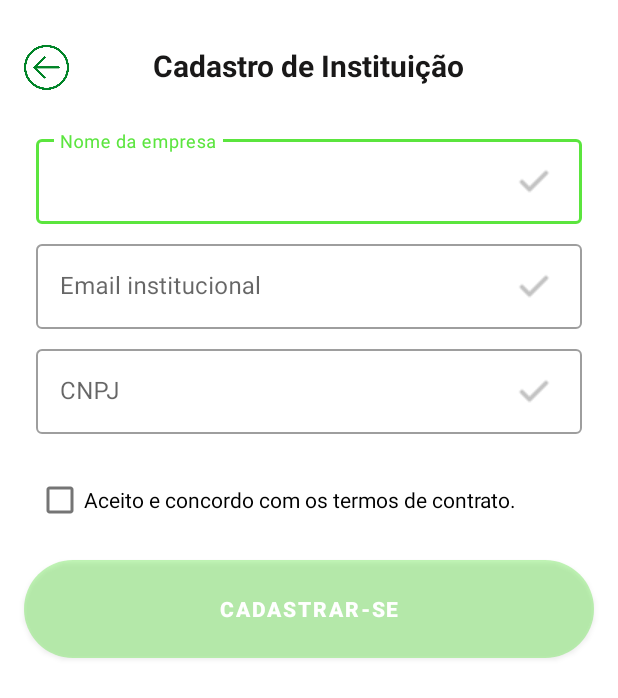
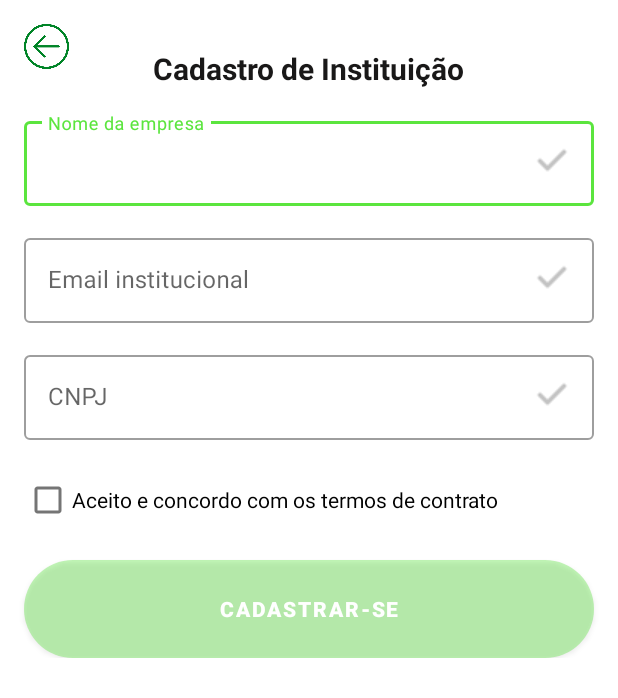
Before and after one commit to Busco-Interdisciplinar/Proj_Mobile, an Android app: the CadastroInstituicao screen opened directly, with no data from a screen before it, on a phone screen of 412 x 824 dp. Shown: the top 698 px of the screen. Run offline under Robolectric (Android 15) with nearby library versions, the phone set to English and light mode, and no system bars.

Commit message:
feat: alterando responsividade e adicionando loadpage

```diff
--- a/app/src/main/java/com/example/busco/Cadastros/Cadastro_Fornecedor/CadastroFornecedor.java
+++ b/app/src/main/java/com/example/busco/Cadastros/Cadastro_Fornecedor/CadastroFornecedor.java
@@ -197,8 +197,7 @@
     }
 
     public void voltar(View view) {
-        Intent intent = new Intent(this, perfil_fragment.class);
-        startActivity(intent);
+        finish();
     }
 
     public void cadastrar(View view) {
--- a/app/src/main/java/com/example/busco/Cadastros/Cadastro_Instituicao/CadastroInstituicao.java
+++ b/app/src/main/java/com/example/busco/Cadastros/Cadastro_Instituicao/CadastroInstituicao.java
@@ -242,8 +242,7 @@
     }
 
     public void voltar(View view) {
-        Intent intent = new Intent(this, perfil_fragment.class);
-        startActivity(intent);
+        finish();
     }
 
     interface TextValidator {
--- a/app/src/main/java/com/example/busco/Fragments/inflate.java
+++ b/app/src/main/java/com/example/busco/Fragments/inflate.java
@@ -20,6 +20,10 @@
             setContentView(R.layout.bottom_navigation);
 
             navigationManager = new NavigationManager(getSupportFragmentManager());
+
+            getSupportFragmentManager().beginTransaction()
+                    .replace(R.id.fragment_container, new principal_fragment())
+                    .commit();
 
             BottomNavigationView bottomNavigationView = findViewById(R.id.bottom_navigation);
             bottomNavigationView.setOnNavigationItemSelectedListener(new BottomNavigationView.OnNavigationItemSelectedListener() {
--- a/app/src/main/java/com/example/busco/Fragments/perfil_fragment.java
+++ b/app/src/main/java/com/example/busco/Fragments/perfil_fragment.java
@@ -35,8 +35,10 @@
     import com.example.busco.Api.Models.Usuarios;
     import com.example.busco.Cadastros.Cadastro_Fornecedor.CadastroFornecedor;
     import com.example.busco.Cadastros.Cadastro_Instituicao.CadastroInstituicao;
+    import com.example.busco.Cadastros.Cadastro_Usuario.Cadastro;
     import com.example.busco.Doacao.Doacao;
     import com.example.busco.Localizacao;
+    import com.example.busco.MainActivity;
     import com.example.busco.R;
     import com.example.busco.SobreNos;
     import com.example.busco.Usuario;
@@ -210,6 +212,8 @@
             builder.setPositiveButton("Sim", new DialogInterface.OnClickListener() {
                 @Override
                 public void onClick(DialogInterface dialog, int which) {
+                    Intent intent = new Intent(requireContext(), MainActivity.class);
+                    startActivity(intent);
                     getActivity().finish();
                 }
             });
--- a/app/src/main/java/com/example/busco/Fragments/produtos_fragment.java
+++ b/app/src/main/java/com/example/busco/Fragments/produtos_fragment.java
@@ -56,6 +56,9 @@
         searchEditText = view.findViewById(R.id.searchEditText);
         naoExiste = view.findViewById(R.id.noProductTextView);
 
+        View loadingProgressBar = view.findViewById(R.id.loadingProgressBar);
+        loadingProgressBar.setVisibility(View.VISIBLE);
+
         ApiService.getInstance().listarProdutos().enqueue(new Callback<ApiResponse>() {
             @Override
             public void onResponse(@NonNull Call<ApiResponse> call, @NonNull Response<ApiResponse> response) {
@@ -92,6 +95,7 @@
 
                         produtos.sort(Comparator.comparing(Produto::getNome));
                         produtoAdapter = new ProdutoAdapter(getActivity(), produtos);
+                        loadingProgressBar.setVisibility(View.GONE);
                         listView.setAdapter(produtoAdapter);
                     }
                 }
--- a/app/src/main/java/com/example/busco/Localizacao.java
+++ b/app/src/main/java/com/example/busco/Localizacao.java
@@ -27,8 +27,7 @@
         getSupportFragmentManager().beginTransaction().replace(R.id.map,fragment).commit();
     }
 
-    public void voltarTelaLogin(View view) {
-        Intent intent = new Intent(this, perfil_fragment.class);
-        startActivity(intent);
+    public void fecharTela(View view) {
+        finish();
     }
 }
--- a/app/src/main/java/com/example/busco/SobreNos.java
+++ b/app/src/main/java/com/example/busco/SobreNos.java
@@ -32,7 +32,7 @@
 
         barra.setVisibility(View.INVISIBLE);
 
-        String url = "www.google.com.br";
+        String url = "https://landpage-w1bj.onrender.com";
         if (isNetworkAvailable()) {
             webView.setWebViewClient(new WebViewClient() {
                 @Override
@@ -78,7 +78,6 @@
     }
 
     public void voltar(View view) {
-        Intent intent = new Intent(this, perfil_fragment.class);
-        startActivity(intent);
+        finish();
     }
 }
--- a/app/src/main/res/layout/activity_cadastro_fornecedor.xml
+++ b/app/src/main/res/layout/activity_cadastro_fornecedor.xml
@@ -78,7 +78,9 @@
         <Spinner
             android:id="@+id/spinnerCategoria"
             android:layout_width="match_parent"
-            android:layout_height="wrap_content" />
+            android:layout_height="wrap_content"
+            android:background="@drawable/spiner_border"
+            />
     </com.google.android.material.textfield.TextInputLayout>
 
     <CheckBox
--- a/app/src/main/res/layout/activity_cadastro_instituicao.xml
+++ b/app/src/main/res/layout/activity_cadastro_instituicao.xml
@@ -1,10 +1,15 @@
 <?xml version="1.0" encoding="utf-8"?>
-<androidx.constraintlayout.widget.ConstraintLayout xmlns:android="http://schemas.android.com/apk/res/android"
+<ScrollView
+    xmlns:android="http://schemas.android.com/apk/res/android"
     xmlns:app="http://schemas.android.com/apk/res-auto"
     xmlns:tools="http://schemas.android.com/tools"
     android:layout_width="match_parent"
     android:layout_height="match_parent"
     tools:context=".Cadastros.Cadastro_Instituicao.CadastroInstituicao">
+
+    <androidx.constraintlayout.widget.ConstraintLayout
+        android:layout_width="match_parent"
+        android:layout_height="wrap_content">
 
         <ImageView
             android:onClick="voltar"
@@ -15,7 +20,7 @@
             app:layout_constraintStart_toStartOf="parent"
             app:layout_constraintTop_toTopOf="parent"
             android:layout_marginStart="16dp"
-        android:layout_marginTop="30dp" />
+            android:layout_marginTop="16dp" />
 
         <TextView
             android:id="@+id/tituloCadastro_Senha"
@@ -31,16 +36,16 @@
             app:layout_constraintEnd_toEndOf="parent"
             android:layout_marginStart="16dp"
             android:layout_marginEnd="16dp"
-        android:layout_marginTop="30dp"/>
+            android:layout_marginTop="32dp"/>
 
         <com.google.android.material.textfield.TextInputLayout
             android:id="@+id/textInputLayoutNomeEmpresa"
             style="@style/Widget.MaterialComponents.TextInputLayout.OutlinedBox"
             android:layout_width="0dp"
             android:layout_height="wrap_content"
-        android:layout_marginStart="24dp"
-        android:layout_marginTop="30dp"
-        android:layout_marginEnd="24dp"
+            android:layout_marginStart="16dp"
+            android:layout_marginTop="16dp"
+            android:layout_marginEnd="16dp"
             app:layout_constraintEnd_toEndOf="parent"
             app:layout_constraintStart_toStartOf="parent"
             app:layout_constraintTop_toBottomOf="@+id/tituloCadastro_Senha">
@@ -51,94 +56,94 @@
                 android:layout_height="wrap_content"
                 android:hint="Nome da empresa"
                 android:inputType="text" />
+        </com.google.android.material.textfield.TextInputLayout>
 
         <ImageView
             android:id="@+id/checkIconNome"
             android:layout_width="wrap_content"
             android:layout_height="wrap_content"
-            android:layout_marginLeft="320dp"
-            android:layout_marginTop="-40dp"
-            android:src="@drawable/check_cinza" />
-
-    </com.google.android.material.textfield.TextInputLayout>
+            android:layout_marginEnd="16dp"
+            android:layout_marginTop="20dp"
+            android:src="@drawable/check_cinza"
+            app:layout_constraintEnd_toEndOf="@id/textInputLayoutNomeEmpresa"
+            app:layout_constraintTop_toTopOf="@id/textInputLayoutNomeEmpresa" />
 
         <com.google.android.material.textfield.TextInputLayout
             android:id="@+id/textInputLayoutEmail"
             style="@style/Widget.MaterialComponents.TextInputLayout.OutlinedBox"
             android:layout_width="0dp"
             android:layout_height="wrap_content"
-        android:layout_marginTop="8dp"
-        android:layout_marginStart="24dp"
-        android:layout_marginEnd="24dp"
-        app:layout_constraintTop_toBottomOf="@+id/textInputLayoutNomeEmpresa"
+            android:layout_marginStart="16dp"
+            android:layout_marginTop="16dp"
+            android:layout_marginEnd="16dp"
+            app:layout_constraintEnd_toEndOf="parent"
             app:layout_constraintStart_toStartOf="parent"
-        app:layout_constraintEnd_toEndOf="parent">
+            app:layout_constraintTop_toBottomOf="@+id/textInputLayoutNomeEmpresa">
 
             <EditText
                 android:id="@+id/editTextTextEmailAddress"
                 android:layout_width="match_parent"
                 android:layout_height="wrap_content"
                 android:hint="Email institucional"
-            android:inputType="textEmailAddress"
-            />
+                android:inputType="textEmailAddress" />
+        </com.google.android.material.textfield.TextInputLayout>
 
         <ImageView
             android:id="@+id/checkIconEmail"
             android:layout_width="wrap_content"
             android:layout_height="wrap_content"
-            android:layout_marginLeft="320dp"
-            android:layout_marginTop="-40dp"
-            android:src="@drawable/check_cinza" />
-
-    </com.google.android.material.textfield.TextInputLayout>
+            android:layout_marginEnd="16dp"
+            android:layout_marginTop="20dp"
+            android:src="@drawable/check_cinza"
+            app:layout_constraintEnd_toEndOf="@id/textInputLayoutEmail"
+            app:layout_constraintTop_toTopOf="@id/textInputLayoutEmail" />
 
         <com.google.android.material.textfield.TextInputLayout
             android:id="@+id/textInputLayoutCNPJ"
             style="@style/Widget.MaterialComponents.TextInputLayout.OutlinedBox"
             android:layout_width="0dp"
             android:layout_height="wrap_content"
-        android:layout_marginTop="8dp"
-        android:layout_marginStart="24dp"
-        android:layout_marginEnd="24dp"
-        app:layout_constraintTop_toBottomOf="@+id/textInputLayoutEmail"
+            android:layout_marginStart="16dp"
+            android:layout_marginTop="16dp"
+            android:layout_marginEnd="16dp"
+            app:layout_constraintEnd_toEndOf="parent"
             app:layout_constraintStart_toStartOf="parent"
-        app:layout_constraintEnd_toEndOf="parent">
+            app:layout_constraintTop_toBottomOf="@+id/textInputLayoutEmail">
 
             <EditText
                 android:id="@+id/editTextCNPJ"
                 android:layout_width="match_parent"
                 android:layout_height="wrap_content"
                 android:hint="CNPJ"
-            android:inputType="text"
-            />
+                android:inputType="text" />
+        </com.google.android.material.textfield.TextInputLayout>
 
         <ImageView
             android:id="@+id/checkIconCNPJ"
             android:layout_width="wrap_content"
             android:layout_height="wrap_content"
-            android:layout_marginLeft="320dp"
-            android:layout_marginTop="-40dp"
-            android:src="@drawable/check_cinza" />
-
-    </com.google.android.material.textfield.TextInputLayout>
-
+            android:layout_marginEnd="16dp"
+            android:layout_marginTop="20dp"
+            android:src="@drawable/check_cinza"
+            app:layout_constraintEnd_toEndOf="@id/textInputLayoutCNPJ"
+            app:layout_constraintTop_toTopOf="@id/textInputLayoutCNPJ" />
 
         <CheckBox
             android:id="@+id/checkBox"
             android:layout_width="wrap_content"
             android:layout_height="wrap_content"
-        android:layout_marginStart="24dp"
-        android:layout_marginTop="20dp"
-        android:text="Aceito e concordo com os termos de contrato."
+            android:layout_marginStart="16dp"
+            android:layout_marginTop="16dp"
+            android:text="Aceito e concordo com os termos de contrato"
             app:layout_constraintStart_toStartOf="parent"
             app:layout_constraintTop_toBottomOf="@+id/textInputLayoutCNPJ" />
-
 
         <Button
             android:id="@+id/buttonCadastrar"
             android:layout_width="0dp"
             android:layout_height="wrap_content"
             android:layout_marginStart="16dp"
+            android:layout_marginTop="16dp"
             android:layout_marginEnd="16dp"
             android:height="65dp"
             android:backgroundTint="#5BE53E"
@@ -149,6 +154,6 @@
             app:layout_constraintHorizontal_bias="0.0"
             app:layout_constraintStart_toStartOf="parent"
             app:layout_constraintTop_toBottomOf="@+id/checkBox"
-        android:layout_marginTop="16dp"/>
-
+            android:layout_marginBottom="16dp"/>
     </androidx.constraintlayout.widget.ConstraintLayout>
+</ScrollView>
--- a/app/src/main/res/layout/activity_localizacao.xml
+++ b/app/src/main/res/layout/activity_localizacao.xml
@@ -8,7 +8,7 @@
     tools:context=".Localizacao">
 
     <ImageView
-        android:onClick="voltarTelaLogin"
+        android:onClick="fecharTela"
         android:id="@+id/seta"
         android:layout_width="30dp"
         android:layout_height="30dp"
```
Also changed, not shown: app/src/main/java/com/example/busco/Cadastros/Cadastro_Usuario/Cadastro.java (+13 -1 lines), app/src/main/java/com/example/busco/Cadastros/Cadastro_Usuario/ConfirmaCadastro_RedefinirSenha.java (+14 -0 lines), app/src/main/java/com/example/busco/Login.java (+25 -4 lines), app/src/main/java/com/example/busco/Redefinir_Senha.java (+13 -2 lines), app/src/main/res/drawable/bar_nabar.xml (added, +10 -0 lines), app/src/main/res/drawable/spiner_border.xml (added, +23 -0 lines), app/src/main/res/layout/activity_login.xml (+25 -10 lines), app/src/main/res/layout/bottom_navigation.xml (+4 -4 lines), app/src/main/res/layout/principal_fragment.xml (+54 -45 lines), app/src/main/res/layout/produtos_fragment.xml (+29 -14 lines). Lines whose indentation alone changed are shown as unchanged.
